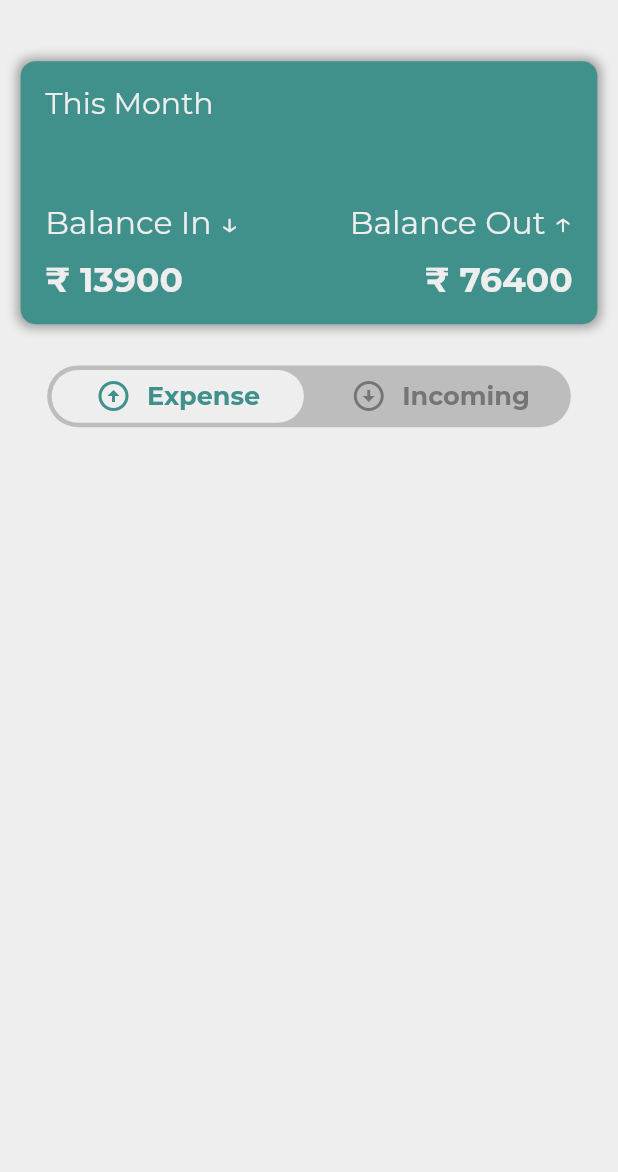
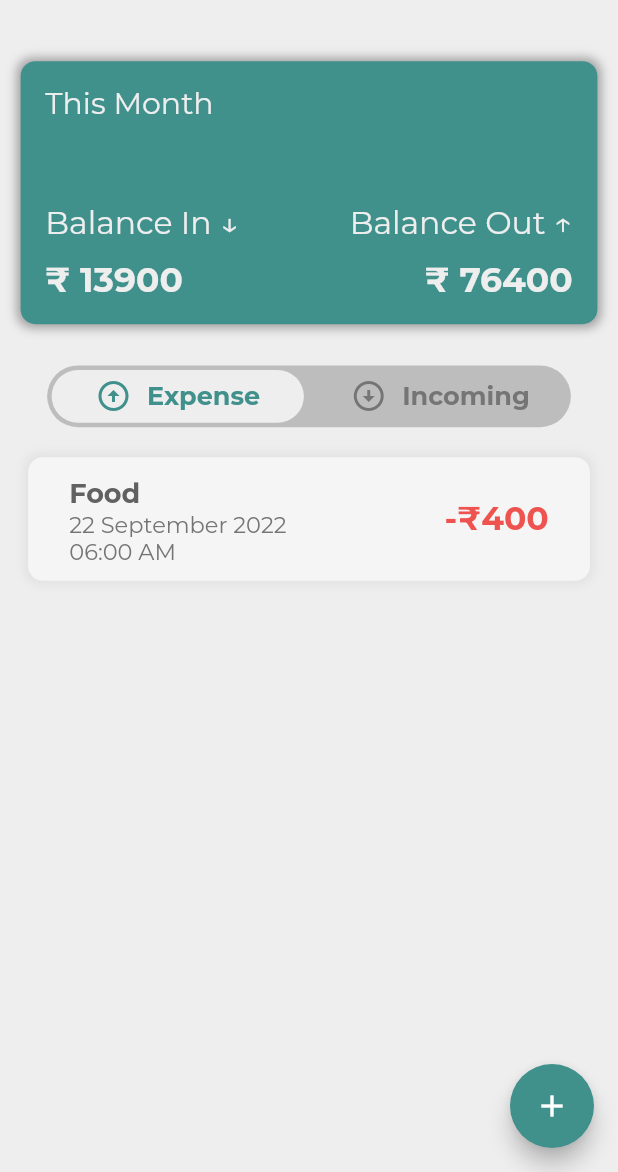
Before and after one commit to sushant102004/Spend-Less, a Flutter app: the Dashboard screen opened by its route, on a phone screen of 412 x 824 dp, the part 64-1236 px from its top. Run offline on Flutter 3.47's test engine with Material 2 defaults, Android fonts, the phone set to English and light mode, and no system bars; our stand-ins replace cloud_firestore, firebase_auth, firebase_core, flutter_svg, get, google_fonts and 1 more; accounts and stored records are empty.

Commit message:
Dashboard Page Design Completed

```diff
--- a/lib/views/dashboard/dashboard.dart
+++ b/lib/views/dashboard/dashboard.dart
@@ -33,7 +33,50 @@ class _DashboardState extends State<Dashboard> {
               onPressed: () {}, icon: const Icon(Icons.notifications_outlined))
         ],
       ),
-      drawer: const Drawer(),
+      floatingActionButton: FloatingActionButton(
+        onPressed: () {},
+        backgroundColor: constants.primaryColor,
+        child: const Icon(Icons.add),
+      ),
+      drawer: Drawer(
+        child: Column(
+          children: [
+            Container(
+              height: _size.height / 3,
+              width: double.infinity,
+              color: constants.primaryColor,
+              child: Padding(
+                padding: const EdgeInsets.all(8.0),
+                child: Column(
+                  crossAxisAlignment: CrossAxisAlignment.start,
+                  mainAxisAlignment: MainAxisAlignment.end,
+                  children: [
+                    CircleAvatar(
+                      backgroundColor: Colors.grey.shade100,
+                      radius: 45,
+                    ),
+                    const SizedBox(height: 10),
+                    Text(
+                      "Hello 👋 Sushant Dhiman",
+                      style: TextStyle(
+                          color: constants.textColor,
+                          fontSize: 20,
+                          fontWeight: FontWeight.bold),
+                    ),
+                    Text(
+                      "sushant.dhiman9812@gmail.com",
+                      style: TextStyle(
+                        color: constants.textColor,
+                        fontSize: 16,
+                      ),
+                    )
+                  ],
+                ),
+              ),
+            )
+          ],
+        ),
+      ),
       body: Padding(
         padding: EdgeInsets.only(
             left: _size.width / 30,
@@ -187,6 +230,64 @@ class _DashboardState extends State<Dashboard> {
                   ),
                 ),
               ),
+            ),
+            const SizedBox(height: 20),
+            Container(
+              width: _size.width / 1.1,
+              height: _size.height / 10,
+              decoration: BoxDecoration(
+                  color: Colors.grey.shade100,
+                  borderRadius: BorderRadius.circular(10),
+                  boxShadow: [
+                    BoxShadow(
+                      color: Colors.grey.shade300,
+                      offset: const Offset(0.0, 0.0),
+                      blurRadius: 5.0,
+                      spreadRadius: 2.0,
+                    )
+                  ]),
+              child: Row(
+                mainAxisAlignment: MainAxisAlignment.spaceBetween,
+                children: [
+                  Padding(
+                    padding: EdgeInsets.symmetric(
+                        horizontal: _size.width / 15,
+                        vertical: _size.width / 30),
+                    child: Column(
+                      crossAxisAlignment: CrossAxisAlignment.start,
+                      children: [
+                        Text(
+                          'Food',
+                          style: TextStyle(
+                              fontSize: 18,
+                              fontWeight: FontWeight.bold,
+                              color: Colors.grey.shade700),
+                        ),
+                        Text(
+                          '22 September 2022',
+                          style: TextStyle(
+                              fontSize: 15, color: Colors.grey.shade600),
+                        ),
+                        Text(
+                          '06:00 AM',
+                          style: TextStyle(
+                              fontSize: 15, color: Colors.grey.shade600),
+                        ),
+                      ],
+                    ),
+                  ),
+                  Padding(
+                    padding: EdgeInsets.only(right: _size.width / 15),
+                    child: Text(
+                      '-₹400',
+                      style: TextStyle(
+                          color: Colors.red.shade400,
+                          fontWeight: FontWeight.bold,
+                          fontSize: 22),
+                    ),
+                  )
+                ],
+              ),
             )
           ],
         ),
```
